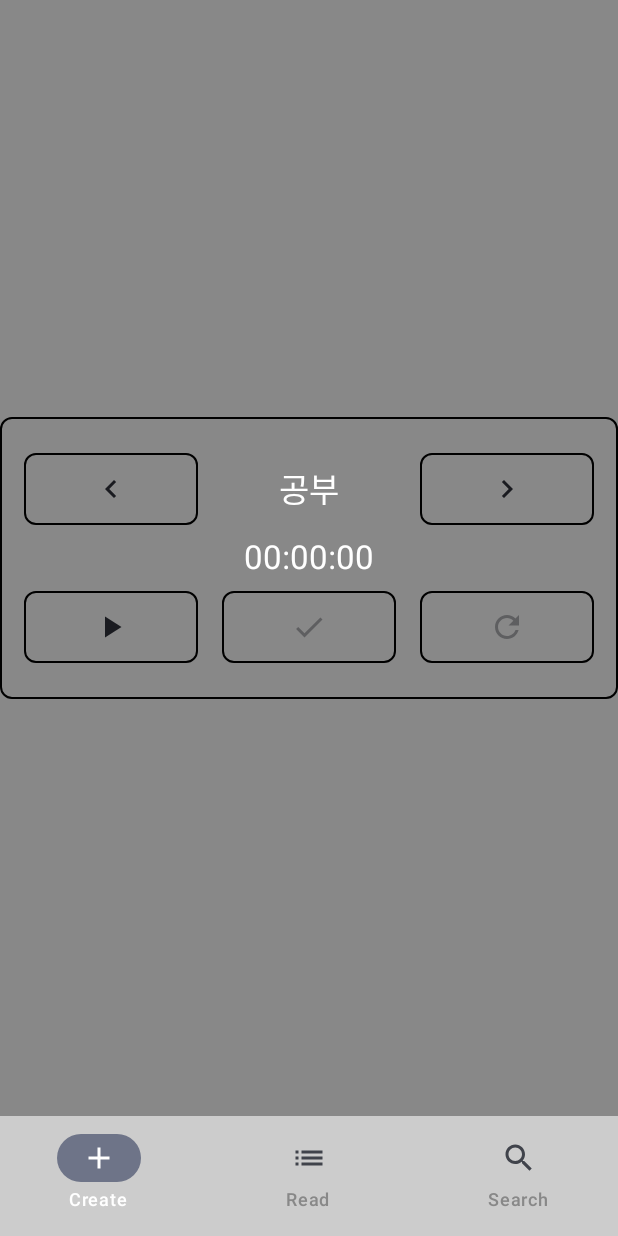
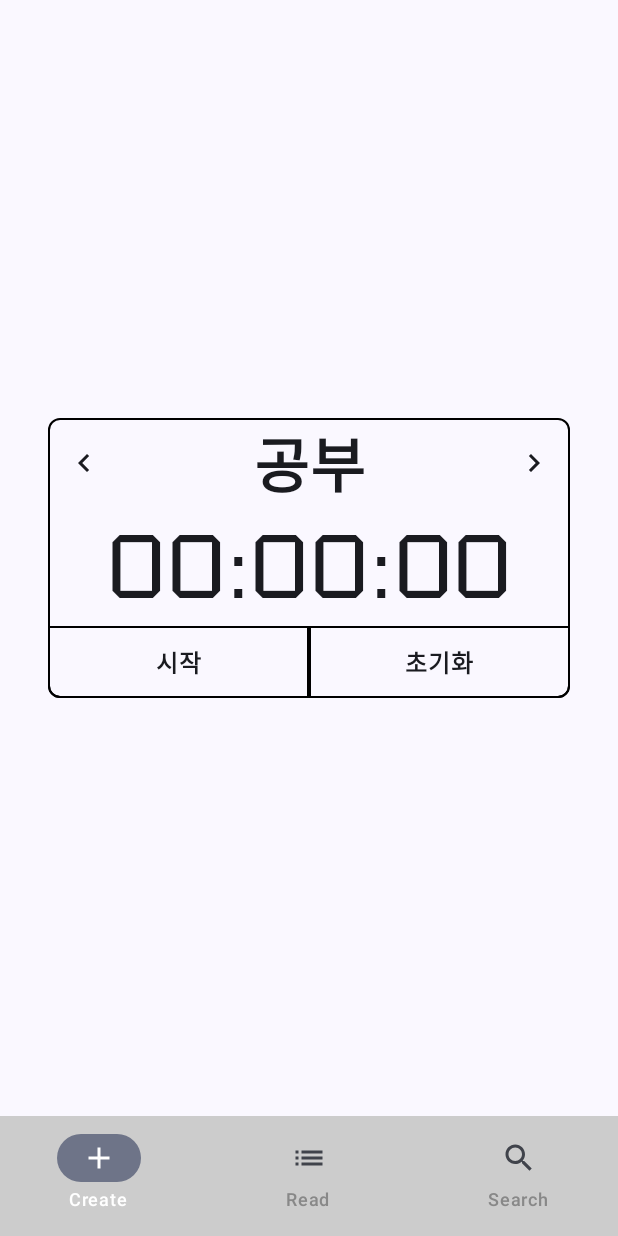
Before and after one commit to andpact/WiD-android, an Android app built with Jetpack Compose: the wid_create_fragment screen opened through its navigation route, on a phone screen of 412 x 824 dp. Run offline under Robolectric (Android 15) with nearby library versions, the phone set to English and light mode, and no system bars.

Commit message:
update fragment layout

```diff
--- a/app/src/main/java/andpact/project/wid/fragment/WiDCreateFragment.kt
+++ b/app/src/main/java/andpact/project/wid/fragment/WiDCreateFragment.kt
@@ -1,10 +1,9 @@
 package andpact.project.wid.fragment
 
+import andpact.project.wid.R
 import andpact.project.wid.model.WiD
 import andpact.project.wid.service.WiDService
-import andpact.project.wid.util.formatDuration
 import andpact.project.wid.util.titleMap
-import android.util.Log
 import androidx.compose.foundation.BorderStroke
 import androidx.compose.foundation.background
 import androidx.compose.foundation.border
@@ -19,13 +18,14 @@ import androidx.compose.ui.Alignment
 import androidx.compose.ui.Modifier
 import androidx.compose.ui.graphics.Color
 import androidx.compose.ui.platform.LocalContext
+import androidx.compose.ui.text.font.Font
+import androidx.compose.ui.text.font.FontFamily
+import androidx.compose.ui.text.font.FontWeight
 import androidx.compose.ui.text.style.TextAlign
 import androidx.compose.ui.tooling.preview.Preview
 import androidx.compose.ui.unit.dp
-import kotlinx.coroutines.CoroutineScope
-import kotlinx.coroutines.cancelChildren
+import androidx.compose.ui.unit.sp
 import kotlinx.coroutines.delay
-import kotlinx.coroutines.launch
 import java.time.Duration
 import java.time.LocalDate
 import java.time.LocalTime
@@ -43,21 +43,36 @@ fun WiDCreateFragment(buttonsVisible: MutableState<Boolean>) {
     var start: LocalTime by remember { mutableStateOf(LocalTime.now()) }
     var finish: LocalTime by remember { mutableStateOf(LocalTime.now()) }
 
-    var runningTime by remember { mutableStateOf(Duration.ZERO) }
+    var isRunning by remember { mutableStateOf(false) }
+    var elapsedTime by remember { mutableStateOf(0L) }
+    var startTime by remember { mutableStateOf(0L) }
+    var currentTime by remember { mutableStateOf(0L) }
+    var buttonText by remember { mutableStateOf("시작") }
 
-    var isStarted by remember { mutableStateOf(false) }
-    var isFinished by remember { mutableStateOf(false) }
-    var isReset by remember { mutableStateOf(true) }
+    LaunchedEffect(isRunning) {
+        while (isRunning) {
+            currentTime = System.currentTimeMillis()
+            elapsedTime = currentTime - startTime
+            delay(1000)
+        }
+    }
 
-    val coroutineScope = rememberCoroutineScope()
+    fun startWiD() {
+        date = LocalDate.now()
+        start = LocalTime.now()
+//        start = LocalTime.now().minusHours(1)
+
+        buttonsVisible.value = false
+
+        startTime = System.currentTimeMillis() - elapsedTime
+        buttonText = "중지"
+    }
 
     fun finishWiD() {
-        coroutineScope.launch {
-            isStarted = !isStarted // true to false
-            isFinished = !isFinished  // false to true
+        finish = LocalTime.now()
+//        finish = LocalTime.now().plusHours(1)
 
-            finish = LocalTime.now()
-//            finish = LocalTime.now().plusHours(1)
+        buttonText = "계속"
 
         if (finish.isBefore(start)) {
             val midnight = LocalTime.MIDNIGHT
@@ -98,150 +113,153 @@ fun WiDCreateFragment(buttonsVisible: MutableState<Boolean>) {
             wiDService.createWiD(newWiD)
         }
     }
+
+    fun resetWiD() {
+        elapsedTime = 0
+        buttonText = "시작"
+
+        buttonsVisible.value = true
     }
 
-    fun runningTimer(scope: CoroutineScope) {
-        scope.launch {
-            while (isStarted) {
-                delay(1000)
-                runningTime = runningTime.plusSeconds(1)
-            }
-        }
-    }
-
-    fun startWiD() {
-        isStarted = !isStarted // false to true
-        isReset = !isReset // true to false
-
-        if (isStarted) {
-            date = LocalDate.now()
-            start = LocalTime.now()
-//            start = LocalTime.now().minusHours(1)
-            runningTime = Duration.ZERO
-            runningTimer(coroutineScope)
-        } else {
-            coroutineScope.launch { coroutineContext.cancelChildren() }
-        }
-    }
-
-    fun resetWiD() {
-        isReset = !isReset // false to true
-        coroutineScope.launch {
-            runningTime = Duration.ZERO
-        }
-    }
-
+    Column(modifier = Modifier
+        .fillMaxSize()
+//        .background(color = Color.LightGray)
+    ) {
         Column(
             modifier = Modifier
-            .fillMaxSize()
-            .background(color = Color.Gray)
+                .padding(16.dp)
+                .weight(1f)
                 .wrapContentSize(Alignment.Center)
-            .border(BorderStroke(1.dp, Color.Black), RoundedCornerShape(8.dp))
-            .padding(16.dp),
+        ) {
+            Column(
+                modifier = Modifier
+                    .padding(16.dp)
+                    .border(BorderStroke(1.dp, Color.Black), RoundedCornerShape(8.dp)),
             ) {
                 Row(
                     modifier = Modifier
-                .fillMaxWidth()
-                .padding(vertical = 8.dp),
-            horizontalArrangement = Arrangement.spacedBy(16.dp) // Add horizontal spacing between buttons
+                        .fillMaxWidth(),
+                    verticalAlignment = Alignment.CenterVertically
                 ) {
-            IconButton(
+                    if (buttonsVisible.value) {
+                        IconButton(modifier = Modifier,
                             onClick = {
                                 titleIndex = (titleIndex - 1 + titles.size) % titles.size
                                 title = titles[titleIndex]
                             },
-                modifier = Modifier.weight(1.0f)
-                    .border(BorderStroke(1.dp, Color.Black), RoundedCornerShape(8.dp)),
-                enabled = isReset
                         ) {
                             Icon(imageVector = Icons.Filled.KeyboardArrowLeft, contentDescription = "prevTitle")
                         }
+                    }
 
                     Text(
-                modifier = Modifier.weight(1.0f)
-                    .align(Alignment.CenterVertically),
+                        modifier = Modifier
+                            .weight(1.0f),
                         text = titleMap[title] ?: title,
-                style = MaterialTheme.typography.titleLarge,
-                color = Color.White,
                         textAlign = TextAlign.Center,
+                        fontSize = 40.sp,
+                        fontWeight = FontWeight.Bold,
                     )
 
+                    if (buttonsVisible.value) {
                         IconButton(
                             onClick = {
                                 titleIndex = (titleIndex + 1) % titles.size
                                 title = titles[titleIndex]
                             },
-                modifier = Modifier.weight(1.0f)
-                    .border(BorderStroke(1.dp, Color.Black), RoundedCornerShape(8.dp)),
-                enabled = isReset
                         ) {
                             Icon(imageVector = Icons.Filled.KeyboardArrowRight, contentDescription = "nextTitle")
                         }
                     }
+                }
 
-        Text( // Duration TextView
+                Text(
+                    text = formatTime(elapsedTime),
+                    fontSize = 60.sp,
                     modifier = Modifier
-                .align(Alignment.CenterHorizontally),
-            text = formatDuration(duration = runningTime, mode = 0),
-            style = MaterialTheme.typography.titleLarge,
-            color = Color.White,
+                        .fillMaxWidth(),
                     textAlign = TextAlign.Center,
+                    fontFamily = FontFamily(Font(R.font.tektur_variablefont_wdth_wght)),
                 )
 
                 Row(
                     modifier = Modifier
-                .fillMaxWidth()
-                .padding(vertical = 8.dp),
-            horizontalArrangement = Arrangement.spacedBy(16.dp) // Add horizontal spacing between buttons
+                        .fillMaxWidth(),
+                    horizontalArrangement = Arrangement.Center,
+                    verticalAlignment = Alignment.CenterVertically
                 ) {
                     IconButton(
                         onClick = {
+                            if (!isRunning) {
                                 startWiD()
-                    buttonsVisible.value = false
+                            } else {
+                                finishWiD()
+                            }
+                            isRunning = !isRunning
                         },
-                modifier = Modifier.weight(1f)
-                    .border(BorderStroke(1.dp, Color.Black), RoundedCornerShape(8.dp)),
-                enabled = isReset
+                        modifier = Modifier
+                            .weight(1f)
+                            .border(
+                                BorderStroke(1.dp, Color.Black),
+                                RoundedCornerShape(0.dp, 0.dp, 0.dp, 8.dp)
+                            ),
                     ) {
-                Icon(imageVector = Icons.Filled.PlayArrow, contentDescription = "start")
+                        Text(
+                            text = buttonText,
+                            fontWeight = FontWeight.Bold
+                        )
                     }
 
                     IconButton(
                         onClick = {
-                    finishWiD()
+                            if (!isRunning) {
+                                resetWiD()
+                            }
                         },
-                modifier = Modifier.weight(1f)
-                    .border(BorderStroke(1.dp, Color.Black), RoundedCornerShape(8.dp)),
-                enabled = isStarted
+                        modifier = Modifier
+                            .weight(1f)
+                            .border(
+                                BorderStroke(1.dp, Color.Black),
+                                RoundedCornerShape(0.dp, 0.dp, 8.dp, 0.dp)
+                            ),
+                        enabled = !isRunning
                     ) {
-                Icon(imageVector = Icons.Filled.Done, contentDescription = "finish")
+                        Text(
+                            text = "초기화",
+                            fontWeight = FontWeight.Bold
+                        )
+                    }
+                }
+            }
+        }
+        if (!buttonsVisible.value) {
+            Text(modifier = Modifier
+                .fillMaxWidth(),
+                text = "WiD",
+                textAlign = TextAlign.Center,
+                fontSize = 63.sp, // Bottom Bar 높이 == 63
+                fontWeight = FontWeight.Bold,
+                fontFamily = FontFamily(Font(R.font.acme_regular))
+            )
+        }
+    }
 }
 
-            IconButton(
-                onClick = {
-                    resetWiD()
-                    buttonsVisible.value = true
-                },
-                modifier = Modifier.weight(1f)
-                    .border(BorderStroke(1.dp, Color.Black), RoundedCornerShape(8.dp)),
-                enabled = !isReset && isFinished
-            ) {
-                Icon(imageVector = Icons.Filled.Refresh, contentDescription = "reset")
-            }
+fun formatTime(time: Long): String {
+//    val minutes = (time / 60000).toString().padStart(2, '0')
+//    val seconds = ((time % 60000) / 1000).toString().padStart(2, '0')
+//    val milliseconds = (time % 1000 / 10).toString().padStart(2, '0')
+//    return "$minutes:$seconds.$milliseconds"
 
-//            Button(
-//                onClick = {
-//                    wiDService.deleteAllWiD()
-//                },
-//            ) {
-//                Icon(imageVector = Icons.Filled.Delete, contentDescription = "deleteAllWiD")
-//            }
-        }
-    }
+    val hours = (time / 3600000).toString().padStart(2, '0')
+    val minutes = ((time % 3600000) / 60000).toString().padStart(2, '0')
+    val seconds = ((time % 60000) / 1000).toString().padStart(2, '0')
+    return "$hours:$minutes:$seconds"
 }
 
 @Preview(showBackground = true)
 @Composable
 fun WiDCreateFragmentPreview() {
-//    WiDCreateFragment()
+    val buttonsVisible = remember { mutableStateOf(false) }
+    WiDCreateFragment(buttonsVisible = buttonsVisible)
 }
--- /dev/null
+++ b/app/src/main/java/andpact/project/wid/fragment/WiDCreateHolderFragment.kt
@@ -0,0 +1,8 @@
+package andpact.project.wid.fragment
+
+import androidx.compose.runtime.Composable
+
+@Composable
+fun WiDCreateHolderFragment() {
+
+}
--- /dev/null
+++ b/app/src/main/java/andpact/project/wid/fragment/WiDCreateTimerFragment.kt
@@ -0,0 +1,8 @@
+package andpact.project.wid.fragment
+
+import androidx.compose.runtime.Composable
+
+@Composable
+fun WiDCreateTimerFragment() {
+
+}
--- a/app/src/main/java/andpact/project/wid/fragment/WiDReadHolderFragment.kt
+++ b/app/src/main/java/andpact/project/wid/fragment/WiDReadHolderFragment.kt
@@ -3,6 +3,7 @@
 import androidx.compose.foundation.background
 import androidx.compose.foundation.layout.*
 import androidx.compose.material3.*
+import androidx.compose.material3.TabRowDefaults.SecondaryIndicator
 import androidx.compose.material3.TabRowDefaults.tabIndicatorOffset
 import androidx.compose.runtime.Composable
 import androidx.compose.runtime.*
@@ -26,7 +27,7 @@
             selectedTabIndex = selectedTab,
             modifier = Modifier.fillMaxWidth(),
             indicator = { tabPositions ->
-                TabRowDefaults.Indicator(
+                SecondaryIndicator(
                     modifier = Modifier.tabIndicatorOffset(tabPositions[selectedTab]),
                     color = MaterialTheme.colorScheme.primary
                 )
--- a/app/src/main/java/andpact/project/wid/fragment/WiDSearchFragment.kt
+++ b/app/src/main/java/andpact/project/wid/fragment/WiDSearchFragment.kt
@@ -6,6 +6,7 @@ import andpact.project.wid.service.WiDService
 import andpact.project.wid.util.colorMap
 import andpact.project.wid.util.formatDuration
 import andpact.project.wid.util.titleMap
+import androidx.compose.foundation.BorderStroke
 import androidx.compose.foundation.background
 import androidx.compose.foundation.border
 import androidx.compose.foundation.clickable
@@ -33,8 +34,10 @@ import androidx.compose.ui.tooling.preview.Preview
 import androidx.compose.ui.unit.dp
 import androidx.core.content.ContextCompat
 import androidx.navigation.NavController
+import java.time.DayOfWeek
 import java.time.LocalDate
 import java.time.format.DateTimeFormatter
+import java.util.*
 
 @Composable
 fun WiDSearchFragment(navController: NavController, buttonsVisible: MutableState<Boolean>) {
@@ -91,11 +94,34 @@ fun WiDSearchFragment(navController: NavController, buttonsVisible: MutableState
                     // Check if the date has changed, if so, display the new date
                     if (currentDate != wiDDate) {
                         currentDate = wiDDate
-                        Text(
-                            text = wiDDate.format(DateTimeFormatter.ofPattern("yyyy.MM.dd (E)")), // Display the date, adjust formatting as needed
+
+                        Row(
                             modifier = Modifier
                                 .fillMaxWidth()
-                        )
+                        ) {
+                            if (currentDate == LocalDate.now()) {
+                                Text(text = "오늘")
+                            } else if (currentDate == LocalDate.now().minusDays(1)) {
+                                Text(text = "어제")
+                            } else {
+                                Text(
+                                    text = wiDDate.format(DateTimeFormatter.ofPattern("yyyy.MM.dd ")), // Display the date, adjust formatting as needed
+                                )
+
+                                Text(text = "(")
+
+                                Text(
+                                    text = wiDDate.format(DateTimeFormatter.ofPattern("E", Locale.KOREAN)),
+                                    color = when (wiDDate.dayOfWeek) {
+                                        DayOfWeek.SATURDAY -> Color.Blue
+                                        DayOfWeek.SUNDAY -> Color.Red
+                                        else -> Color.Black
+                                    }
+                                )
+
+                                Text(text = ")")
+                            }
+                        }
                     }
 
                     Row(
@@ -189,7 +215,6 @@ fun WiDSearchFragment(navController: NavController, buttonsVisible: MutableState
                 }
             }
         }
-
     }
 }
 
```
Also changed, not shown: app/src/main/res/font/acme_regular.ttf (added), app/src/main/res/font/tektur_variablefont_wdth_wght.ttf (added). Lines whose indentation alone changed are shown as unchanged.
